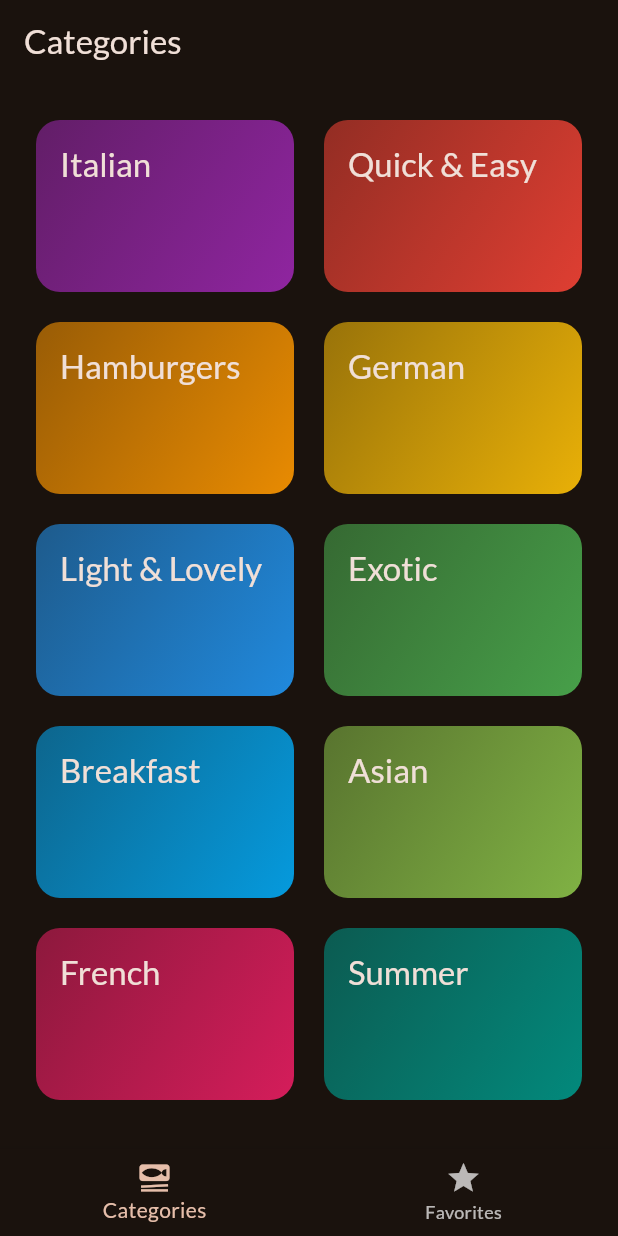
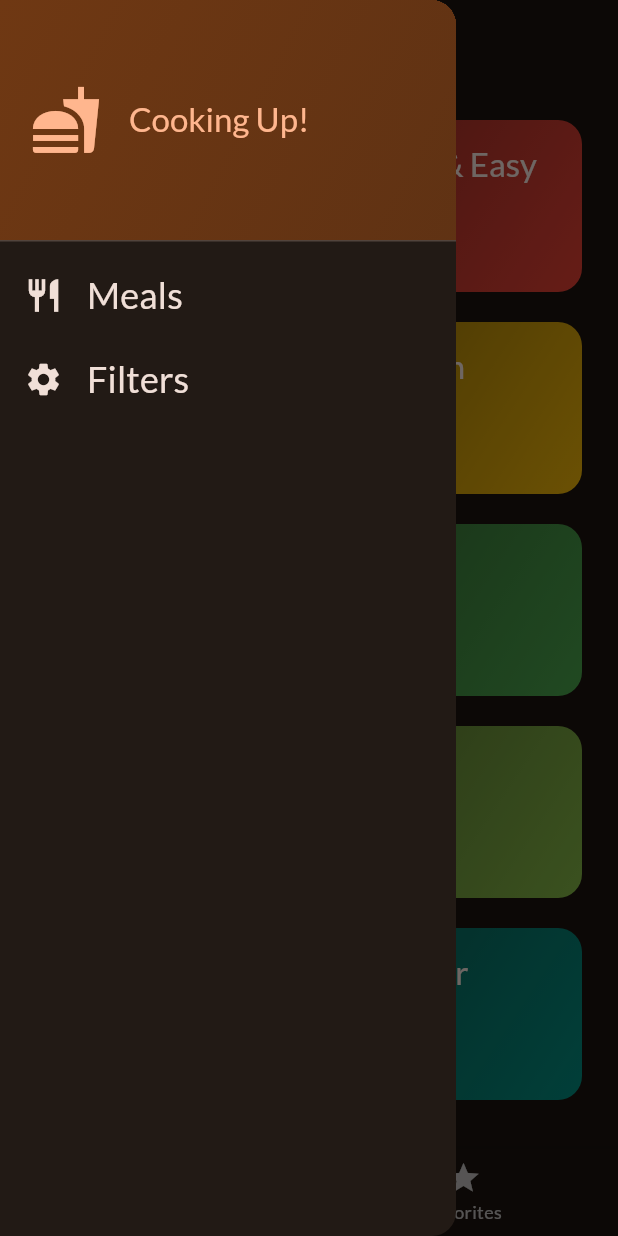
Before and after one commit to Wealth1000/Meals-App, a Flutter app: the screen it shows after launch, with the side drawer open (before the commit the screen has no drawer), on a phone screen of 412 x 824 dp. Run offline on Flutter 3.47's test engine with Material 3 defaults, Android fonts, the phone set to English and light mode, and no system bars; our stand-ins replace google_fonts, transparent_image.

Commit message:
Added Meal Filter

```diff
--- a/lib/screens/categories.dart
+++ b/lib/screens/categories.dart
@@ -6,11 +6,12 @@ import 'package:learnflutter/screens/meals.dart';
 import 'package:learnflutter/widgets/category_grid_item.dart';
 
 class CategoriesScreen extends StatelessWidget {
-  const CategoriesScreen({super.key, required this.onToggleFavorite});
+  const CategoriesScreen({super.key, required this.onToggleFavorite, required this.availableMeals});
   final void Function(Meal meal) onToggleFavorite;
+  final List<Meal> availableMeals;
   void _selectCategory(BuildContext context, Category category) {
     final filteredMeals =
-        dummyMeals
+        availableMeals
             .where((meal) => meal.categories.contains(category.id))
             .toList();
     Navigator.of(context).push(
--- a/lib/screens/tabs.dart
+++ b/lib/screens/tabs.dart
@@ -1,7 +1,17 @@
 import 'package:flutter/material.dart';
+import 'package:learnflutter/data/dummy_data.dart';
 import 'package:learnflutter/models/meal.dart';
 import 'package:learnflutter/screens/categories.dart';
+import 'package:learnflutter/screens/filters.dart';
 import 'package:learnflutter/screens/meals.dart';
+import 'package:learnflutter/widgets/main_drawer.dart';
+
+const kInitialFilters = {
+  Filters.glutenFree: false,
+  Filters.lactoseFree: false,
+  Filters.vegan: false,
+  Filters.vegetarian: false,
+};
 
 class TabsScreen extends StatefulWidget {
   const TabsScreen({super.key});
@@ -12,10 +22,25 @@ class TabsScreen extends StatefulWidget {
 
 class _TabsScreenState extends State<TabsScreen> {
   int _selectedPageIndex = 0;
+  Map<Filters, bool> _selectedFilters = kInitialFilters;
   final List<Meal> _favoriteMeals = [];
+  void _showInfoMessage(String message) {
+    ScaffoldMessenger.of(context).clearSnackBars();
+    ScaffoldMessenger.of(
+      context,
+    ).showSnackBar(SnackBar(content: Text(message)));
+  }
+
   void _toggleMealFavoriteStatus(Meal meal) {
     final isExisting = _favoriteMeals.contains(meal);
-    isExisting ? _favoriteMeals.remove(meal) : _favoriteMeals.add(meal);
+    setState(() {
+      isExisting ? _favoriteMeals.remove(meal) : _favoriteMeals.add(meal);
+      _showInfoMessage(
+        isExisting
+            ? 'Meal removed from favorites.'
+            : 'Meal added to favorites!',
+      );
+    });
   }
 
   void selectPage(index) {
@@ -24,19 +49,50 @@ class _TabsScreenState extends State<TabsScreen> {
     });
   }
 
+  void _setScreen(String identifier) async {
+    Navigator.of(context).pop();
+    if (identifier == 'filters') {
+      final result = await Navigator.of(context).push<Map<Filters, bool>>(
+        MaterialPageRoute(builder: (ctx) => const FiltersScreen()),
+      );
+      setState(() {
+        _selectedFilters = result ?? kInitialFilters;
+      });
+    }
+  }
+
   @override
   Widget build(BuildContext context) {
-    Widget activePage = CategoriesScreen(onToggleFavorite: _toggleMealFavoriteStatus,);
+    final availableMeals = dummyMeals.where((meal){
+      if(_selectedFilters[Filters.glutenFree]! && !meal.isGlutenFree){
+        return false;
+      }
+      if(_selectedFilters[Filters.lactoseFree]! && !meal.isLactoseFree){
+        return false;
+      }
+      if(_selectedFilters[Filters.vegetarian]! && !meal.isVegetarian){
+        return false;
+      }
+      if(_selectedFilters[Filters.vegan]! && !meal.isVegan){
+        return false;
+      }
+      return true;
+    }).toList();
+    Widget activePage = CategoriesScreen(
+      onToggleFavorite: _toggleMealFavoriteStatus,
+      availableMeals: availableMeals,
+    );
     var activePageTitle = "Categories";
     if (_selectedPageIndex == 1) {
       activePage = MealsScreen(
-        meals: [],
+        meals: _favoriteMeals,
         onToggleFavorite: _toggleMealFavoriteStatus,
       );
       activePageTitle = "Your Favorites";
     }
     return Scaffold(
       appBar: AppBar(title: Text(activePageTitle)),
+      drawer: MainDrawer(onSelectScreen: _setScreen),
       body: activePage,
       bottomNavigationBar: BottomNavigationBar(
         onTap: selectPage,
--- /dev/null
+++ b/lib/widgets/main_drawer.dart
@@ -0,0 +1,78 @@
+import 'package:flutter/material.dart';
+
+class MainDrawer extends StatelessWidget {
+  const MainDrawer({super.key, required this.onSelectScreen});
+  final void Function(String identifier) onSelectScreen;
+  @override
+  Widget build(BuildContext context) {
+    return Drawer(
+      child: Column(
+        children: [
+          DrawerHeader(
+            padding: const EdgeInsets.all(20),
+            decoration: BoxDecoration(
+              gradient: LinearGradient(
+                colors: [
+                  Theme.of(context).colorScheme.primaryContainer,
+                  Theme.of(context).colorScheme.primaryContainer.withAlpha(204),
+                ],
+                begin: Alignment.topLeft,
+                end: Alignment.bottomRight,
+              ),
+            ),
+            child: Row(
+              children: [
+                Icon(
+                  Icons.fastfood,
+                  size: 48,
+                  color: Theme.of(context).colorScheme.primary,
+                ),
+                const SizedBox(width: 18),
+                Text(
+                  "Cooking Up!",
+                  style: Theme.of(context).textTheme.titleLarge!.copyWith(
+                    color: Theme.of(context).colorScheme.primary,
+                  ),
+                ),
+              ],
+            ),
+          ),
+          ListTile(
+            leading: Icon(
+              Icons.restaurant,
+              size: 26,
+              color: Theme.of(context).colorScheme.onSurface,
+            ),
+            title: Text(
+              "Meals",
+              style: Theme.of(context).textTheme.titleSmall!.copyWith(
+                color: Theme.of(context).colorScheme.onSurface,
+                fontSize: 24,
+              ),
+            ),
+            onTap: () {
+              onSelectScreen("meals");
+            },
+          ),
+          ListTile(
+            leading: Icon(
+              Icons.settings,
+              size: 26,
+              color: Theme.of(context).colorScheme.onSurface,
+            ),
+            title: Text(
+              "Filters",
+              style: Theme.of(context).textTheme.titleSmall!.copyWith(
+                color: Theme.of(context).colorScheme.onSurface,
+                fontSize: 24,
+              ),
+            ),
+            onTap: () {
+              onSelectScreen("filters");
+            },
+          ),
+        ],
+      ),
+    );
+  }
+}
```
Also changed, not shown: lib/screens/filters.dart (added, +142 -0 lines).
